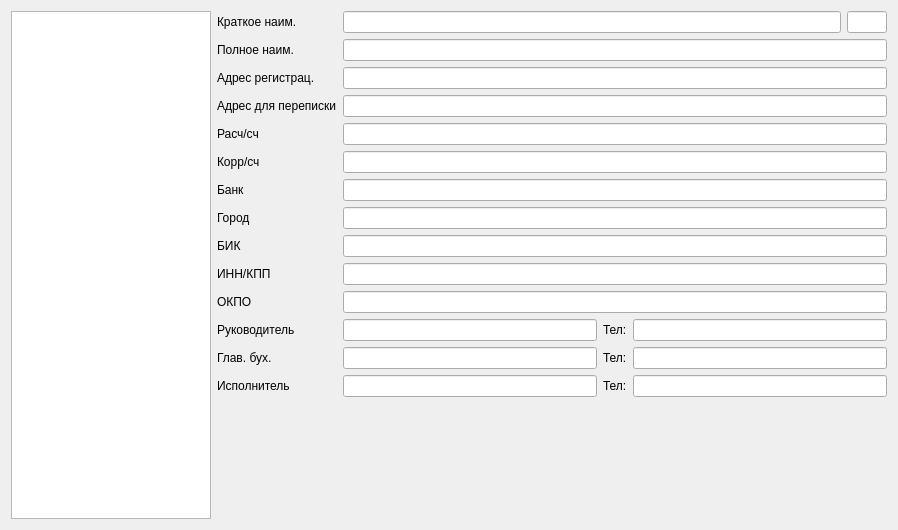
First picture: the form in formotpr.ui, repository Sergeyego/facts, before the edit.
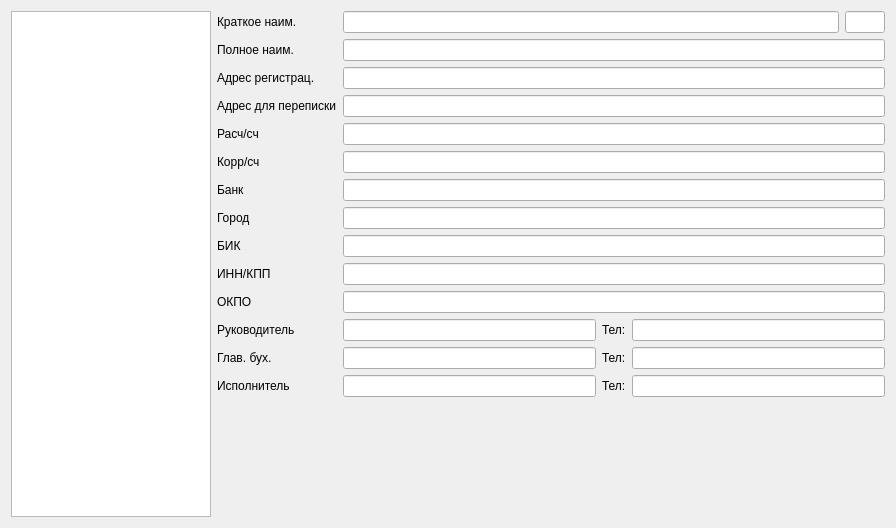
Second picture: the form after the edit. Custom widgets are drawn as their Qt base class.

```diff
--- a/formotpr.ui
+++ b/formotpr.ui
@@ -6,8 +6,8 @@
    <rect>
     <x>0</x>
     <y>0</y>
-    <width>898</width>
-    <height>530</height>
+    <width>896</width>
+    <height>528</height>
    </rect>
   </property>
   <property name="windowTitle">
```
Left out of the diff: 1 changed line with no effect on the pictures.
